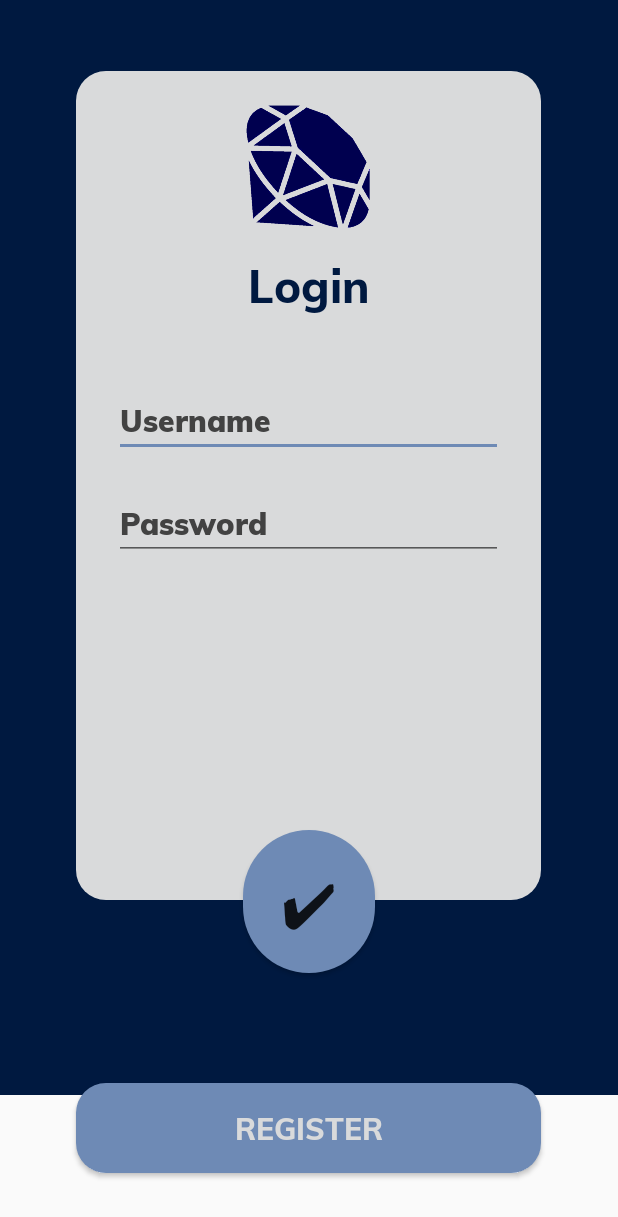
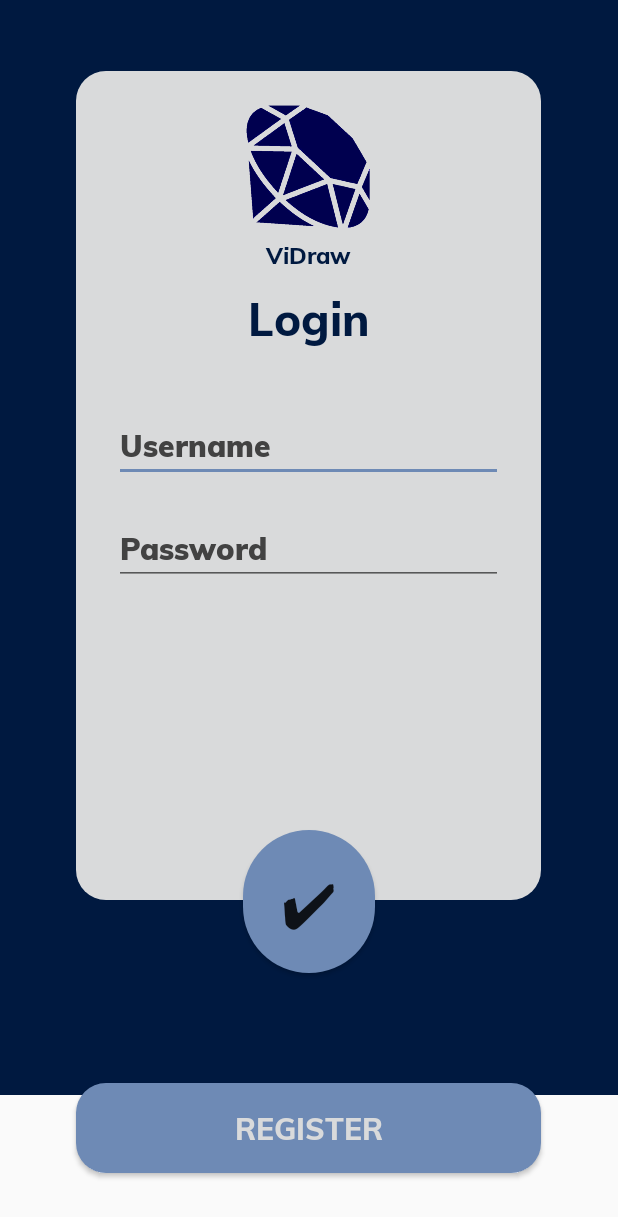
Before and after one commit to ayush12121997/MC_FINAL_Project, an Android app: the screen it shows after launch (Login), on a phone screen of 412 x 824 dp. Shown: the top 1217 px of the screen. Run offline under Robolectric (Android 15) with nearby library versions, the phone set to English and light mode, and no system bars; our stand-ins replace Firebase (no records; nobody signed in at launch, a user with empty details on screens opened directly); libraries missing offline, so code that uses them is left out: pub.devrel.easypermissions; Roboto replaces fonts that are not available here; 1 statement that could not run was skipped.

Commit message:
buttons+icon changed. -141

```diff
--- a/app/src/main/res/layout/activity_login.xml
+++ b/app/src/main/res/layout/activity_login.xml
@@ -36,12 +36,25 @@
             android:src="@drawable/ayush"
             android:scaleX="-1"
            />
+        <TextView
+            android:layout_width="match_parent"
+            android:layout_height="wrap_content"
+            android:layout_marginHorizontal="35dp"
+            android:layout_marginTop="5dp"
+            android:fontFamily="@font/mulibold"
+            android:text="@string/app_name"
+            android:textAlignment="center"
+            android:textColor="@color/TitleBlue"
+            android:textSize="15sp"
+
+
+            />
 
         <TextView
             android:layout_width="match_parent"
             android:layout_height="wrap_content"
             android:layout_marginHorizontal="35dp"
-            android:layout_marginTop="15dp"
+            android:layout_marginTop="10dp"
             android:fontFamily="@font/mulibold"
             android:text="@string/Login"
             android:textAlignment="center"
@@ -56,7 +69,7 @@
             android:layout_width="match_parent"
             android:layout_height="wrap_content"
             android:layout_marginHorizontal="20dp"
-            android:layout_marginTop="45dp"
+            android:layout_marginTop="40dp"
 
             android:fontFamily="@font/muliblack"
             android:hint="@string/login_hint"
--- a/app/src/main/res/mipmap-anydpi-v26/ic_launcher.xml
+++ b/app/src/main/res/mipmap-anydpi-v26/ic_launcher.xml
@@ -1,5 +1,5 @@
 <?xml version="1.0" encoding="utf-8"?>
 <adaptive-icon xmlns:android="http://schemas.android.com/apk/res/android">
-    <background android:drawable="@drawable/ic_launcher_background" />
-    <foreground android:drawable="@drawable/ic_launcher_foreground" />
+    <background android:drawable="@color/ic_launcher_background"/>
+    <foreground android:drawable="@mipmap/ic_launcher_foreground"/>
 </adaptive-icon>
--- a/app/src/main/res/mipmap-anydpi-v26/ic_launcher_round.xml
+++ b/app/src/main/res/mipmap-anydpi-v26/ic_launcher_round.xml
@@ -1,5 +1,5 @@
 <?xml version="1.0" encoding="utf-8"?>
 <adaptive-icon xmlns:android="http://schemas.android.com/apk/res/android">
-    <background android:drawable="@drawable/ic_launcher_background" />
-    <foreground android:drawable="@drawable/ic_launcher_foreground" />
+    <background android:drawable="@color/ic_launcher_background"/>
+    <foreground android:drawable="@mipmap/ic_launcher_foreground"/>
 </adaptive-icon>
--- a/app/src/main/res/values/strings.xml
+++ b/app/src/main/res/values/strings.xml
@@ -1,5 +1,5 @@
 <resources>
-    <string name="app_name">VideoCallApplication</string>
+    <string name="app_name">ViDraw</string>
     <string name="login">Login</string>
     <string name="login_hint">Username</string>
     <string name="call_message1">No Incoming Call</string>
```
Also changed, not shown: app/src/main/ic_launcher-web.png (added), app/src/main/res/mipmap-hdpi/ic_launcher.png, app/src/main/res/mipmap-hdpi/ic_launcher_round.png, app/src/main/res/mipmap-mdpi/ic_launcher.png, app/src/main/res/mipmap-mdpi/ic_launcher_foreground.png (added), app/src/main/res/mipmap-mdpi/ic_launcher_round.png, app/src/main/res/mipmap-xhdpi/ic_launcher.png, app/src/main/res/mipmap-xhdpi/ic_launcher_foreground.png (added), app/src/main/res/mipmap-xhdpi/ic_launcher_round.png, app/src/main/res/mipmap-xxhdpi/ic_launcher.png, app/src/main/res/mipmap-xxhdpi/ic_launcher_foreground.png (added), app/src/main/res/mipmap-xxhdpi/ic_launcher_round.png, app/src/main/res/mipmap-xxxhdpi/ic_launcher.png, app/src/main/res/mipmap-xxxhdpi/ic_launcher_round.png.
